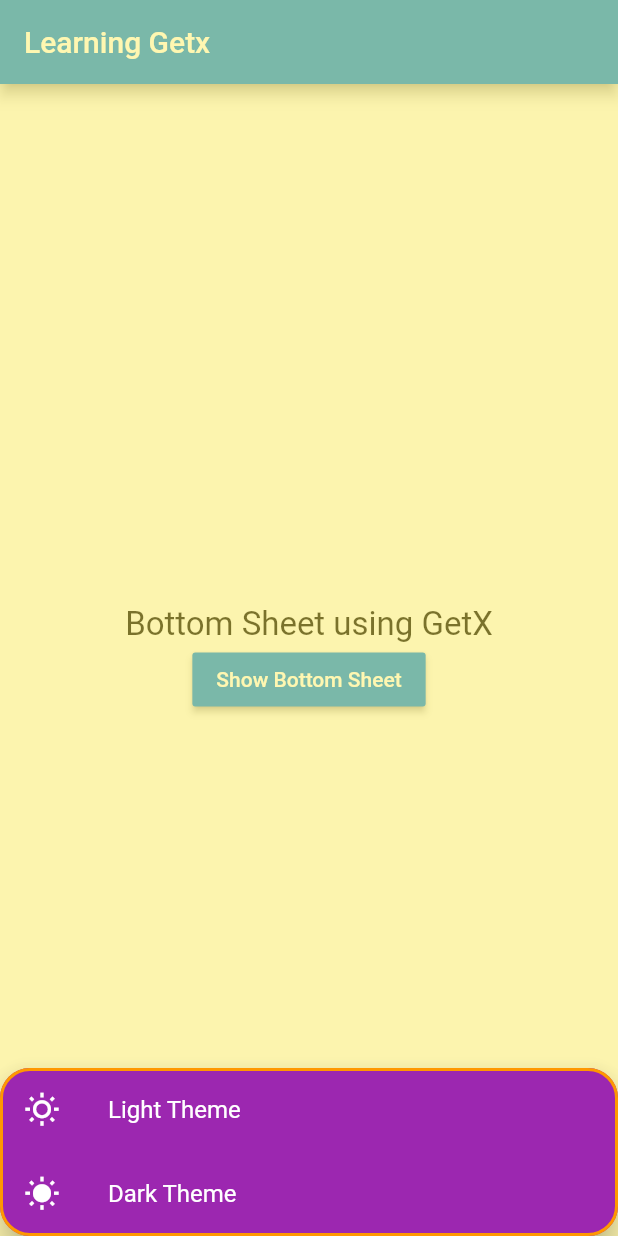
After one commit to MHuzaifaKhan97/getx_complete, a Flutter app: the screen it shows after launch, after a tap on "Show Bottom Sheet", on a phone screen of 412 x 824 dp. The commit adds this screen. Run offline on Flutter 3.47's test engine with Material 2 defaults, Android fonts, the phone set to English and light mode, and no system bars; our stand-ins replace get.

Commit message:
BottomSheet with Theme.

```diff
--- /dev/null
+++ b/lib/bottomSheetWithTheme/bottomSheetWithTheme.dart
@@ -0,0 +1,75 @@
+import 'package:flutter/material.dart';
+import 'package:get/get.dart';
+
+class BottomWithSheetExample extends StatelessWidget {
+  @override
+  Widget build(BuildContext context) {
+    return Container(
+      width: MediaQuery.of(context).size.width,
+      child: Column(
+        mainAxisAlignment: MainAxisAlignment.center,
+        crossAxisAlignment: CrossAxisAlignment.center,
+        children: [
+          Container(
+            child: Text(
+              'Bottom Sheet using GetX',
+              style: TextStyle(fontSize: 22),
+            ),
+          ),
+          RaisedButton(
+            color: Colors.blue,
+            onPressed: () {
+              Get.bottomSheet(
+                Container(
+                  decoration: BoxDecoration(
+                    // color: Colors.blue,
+                    borderRadius: BorderRadius.only(
+                      topLeft: Radius.circular(20),
+                      topRight: Radius.circular(20),
+                    ),
+                  ),
+                  child: Wrap(
+                    children: [
+                      ListTile(
+                          leading: Icon(Icons.wb_sunny_outlined,
+                              color: Colors.white),
+                          title: Text('Light Theme',
+                              style: TextStyle(color: Colors.white)),
+                          onTap: () {
+                            Get.changeTheme(ThemeData.light());
+                          }),
+                      ListTile(
+                        leading: Icon(Icons.wb_sunny, color: Colors.white),
+                        title: Text('Dark Theme',
+                            style: TextStyle(color: Colors.white)),
+                        onTap: () {
+                          Get.changeTheme(ThemeData.dark());
+                        },
+                      )
+                    ],
+                  ),
+                ),
+                barrierColor: Colors.yellow.withOpacity(0.4),
+                backgroundColor: Colors.purple,
+                // isDismissible: false,
+                shape: RoundedRectangleBorder(
+                    borderRadius: BorderRadius.circular(20),
+                    side: BorderSide(
+                      color: Colors.orange,
+                      style: BorderStyle.solid,
+                      width: 2,
+                    )),
+                enableDrag: false,
+                elevation: 10,
+              );
+            },
+            child: Text(
+              'Show Bottom Sheet',
+              style: TextStyle(color: Colors.white),
+            ),
+          )
+        ],
+      ),
+    );
+  }
+}
--- a/lib/main.dart
+++ b/lib/main.dart
@@ -2,6 +2,7 @@ import 'package:flutter/material.dart';
 import 'package:get/get.dart';
 import 'package:getx_complete/showDialog/showDialog.dart';
 import 'package:getx_complete/snackBar/snackBar.dart';
+import 'bottomSheetWithTheme/bottomSheetWithTheme.dart';
 
 void main() {
   runApp(MyApp());
@@ -29,7 +30,8 @@ class LearningGetX extends StatelessWidget {
         title: Text('Learning Getx'),
       ),
       // body: SnackBarExample(),
-      body: ShowDialogExample(),
+      // body: ShowDialogExample(),
+      body: BottomWithSheetExample(),
     );
   }
 }
```
